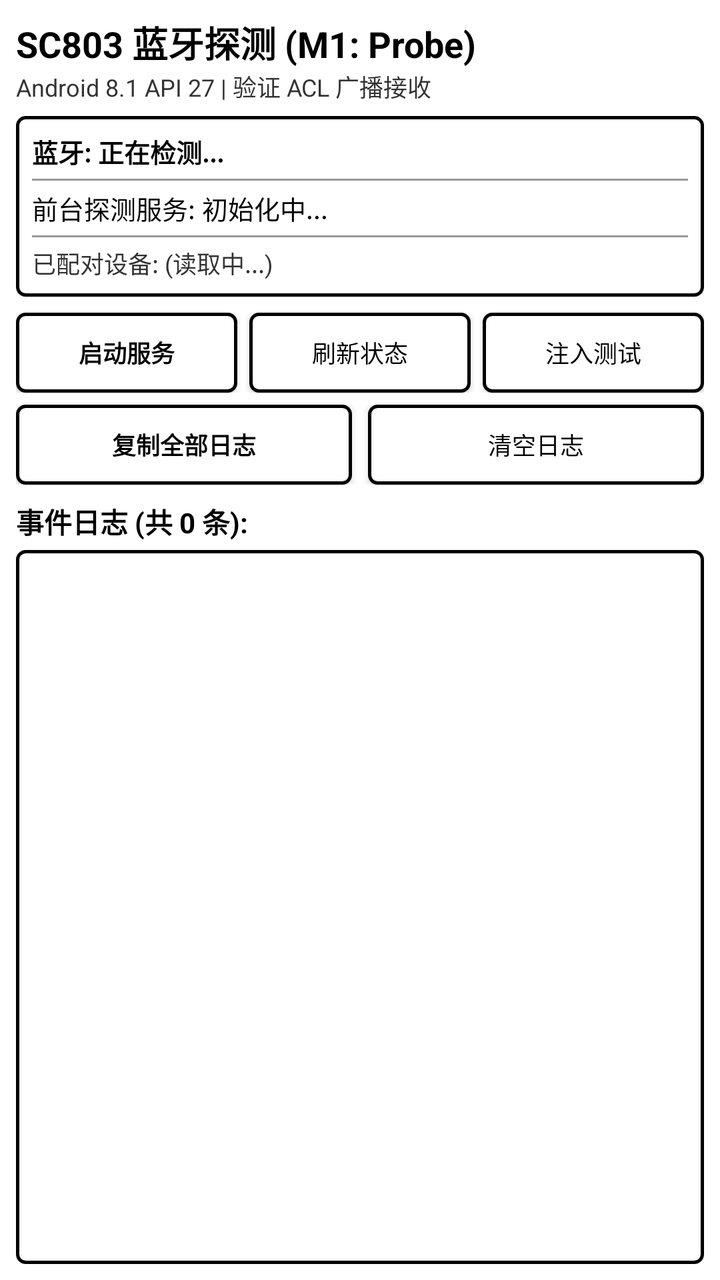
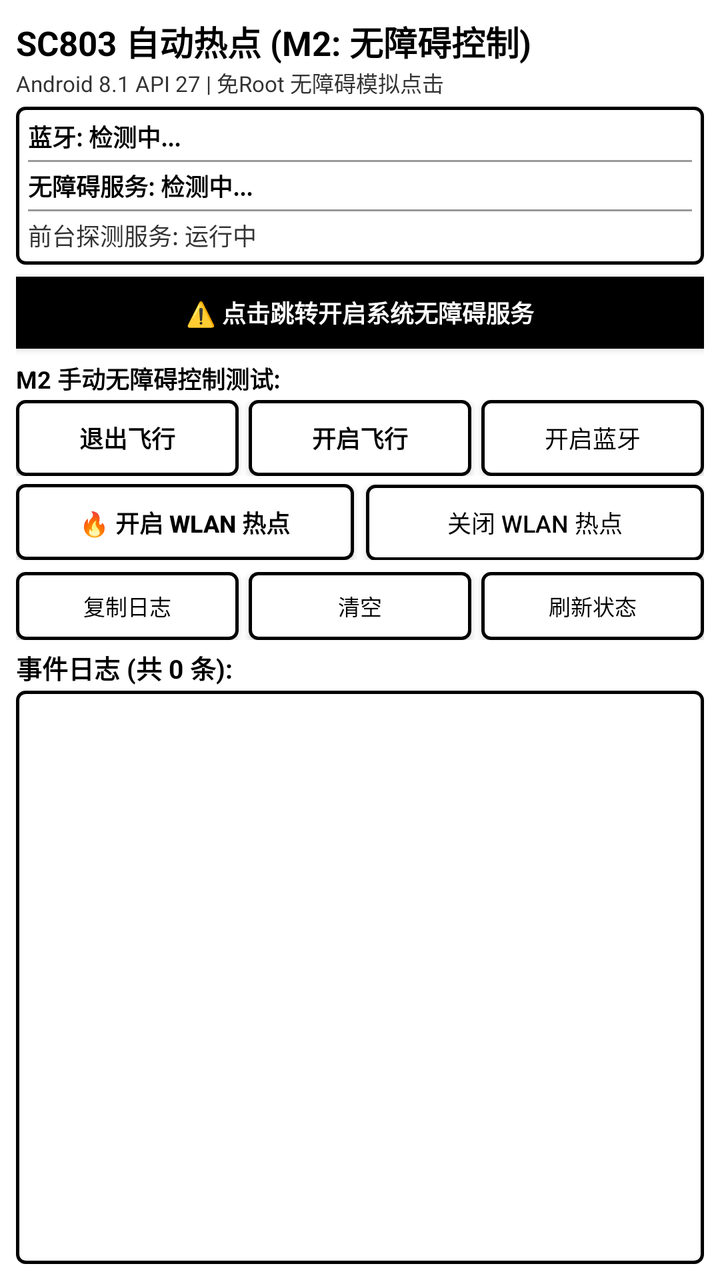

Compare the two renders of this Android layout. The source of the first and the diff that turns it into the second are given below.
<!-- AndroidManifest.xml: application theme Theme.SC803Probe -->
<!-- res/layout/activity_main.xml -->
<?xml version="1.0" encoding="utf-8"?>
<LinearLayout xmlns:android="http://schemas.android.com/apk/res/android"
    android:layout_width="match_parent"
    android:layout_height="match_parent"
    android:orientation="vertical"
    android:background="@color/white"
    android:padding="8dp">

    
    <TextView
        android:layout_width="match_parent"
        android:layout_height="wrap_content"
        android:text="SC803 蓝牙探测 (M1: Probe)"
        android:textColor="@color/black"
        android:textSize="18sp"
        android:textStyle="bold" />

    <TextView
        android:layout_width="match_parent"
        android:layout_height="wrap_content"
        android:text="Android 8.1 API 27 | 验证 ACL 广播接收"
        android:textColor="@color/dark_gray"
        android:textSize="12sp"
        android:layout_marginBottom="6dp" />

    
    <LinearLayout
        android:layout_width="match_parent"
        android:layout_height="wrap_content"
        android:orientation="vertical"
        android:background="@drawable/card_border"
        android:padding="8dp"
        android:layout_marginBottom="8dp">

        <TextView
            android:id="@+id/tv_bt_status"
            android:layout_width="match_parent"
            android:layout_height="wrap_content"
            android:text="蓝牙: 正在检测..."
            android:textColor="@color/black"
            android:textSize="13sp"
            android:textStyle="bold" />

        <View
            android:layout_width="match_parent"
            android:layout_height="1dp"
            android:background="@color/divider_color"
            android:layout_marginTop="4dp"
            android:layout_marginBottom="4dp" />

        <TextView
            android:id="@+id/tv_service_status"
            android:layout_width="match_parent"
            android:layout_height="wrap_content"
            android:text="前台探测服务: 初始化中..."
            android:textColor="@color/black"
            android:textSize="13sp" />

        <View
            android:layout_width="match_parent"
            android:layout_height="1dp"
            android:background="@color/divider_color"
            android:layout_marginTop="4dp"
            android:layout_marginBottom="4dp" />

        <TextView
            android:id="@+id/tv_bonded_devices"
            android:layout_width="match_parent"
            android:layout_height="wrap_content"
            android:text="已配对设备: (读取中...)"
            android:textColor="@color/dark_gray"
            android:textSize="12sp" />
    </LinearLayout>

    
    <LinearLayout
        android:layout_width="match_parent"
        android:layout_height="wrap_content"
        android:orientation="horizontal"
        android:layout_marginBottom="6dp">

        <Button
            android:id="@+id/btn_toggle_service"
            android:layout_width="0dp"
            android:layout_height="40dp"
            android:layout_weight="1"
            android:text="启动服务"
            android:textColor="@color/black"
            android:textSize="12sp"
            android:textStyle="bold"
            android:background="@drawable/btn_border"
            android:layout_marginEnd="4dp" />

        <Button
            android:id="@+id/btn_refresh"
            android:layout_width="0dp"
            android:layout_height="40dp"
            android:layout_weight="1"
            android:text="刷新状态"
            android:textColor="@color/black"
            android:textSize="12sp"
            android:background="@drawable/btn_border"
            android:layout_marginStart="2dp"
            android:layout_marginEnd="2dp" />

        <Button
            android:id="@+id/btn_test_event"
            android:layout_width="0dp"
            android:layout_height="40dp"
            android:layout_weight="1"
            android:text="注入测试"
            android:textColor="@color/black"
            android:textSize="12sp"
            android:background="@drawable/btn_border"
            android:layout_marginStart="4dp" />
    </LinearLayout>

    
    <LinearLayout
        android:layout_width="match_parent"
        android:layout_height="wrap_content"
        android:orientation="horizontal"
        android:layout_marginBottom="8dp">

        <Button
            android:id="@+id/btn_copy_logs"
            android:layout_width="0dp"
            android:layout_height="40dp"
            android:layout_weight="1"
            android:text="复制全部日志"
            android:textColor="@color/black"
            android:textSize="12sp"
            android:textStyle="bold"
            android:background="@drawable/btn_border"
            android:layout_marginEnd="4dp" />

        <Button
            android:id="@+id/btn_clear_logs"
            android:layout_width="0dp"
            android:layout_height="40dp"
            android:layout_weight="1"
            android:text="清空日志"
            android:textColor="@color/black"
            android:textSize="12sp"
            android:background="@drawable/btn_border"
            android:layout_marginStart="4dp" />
    </LinearLayout>

    
    <TextView
        android:id="@+id/tv_log_summary"
        android:layout_width="match_parent"
        android:layout_height="wrap_content"
        android:text="事件日志 (共 0 条):"
        android:textColor="@color/black"
        android:textSize="14sp"
        android:textStyle="bold"
        android:layout_marginBottom="4dp" />

    
    <FrameLayout
        android:layout_width="match_parent"
        android:layout_height="0dp"
        android:layout_weight="1"
        android:background="@drawable/card_border"
        android:padding="2dp">

        <androidx.recyclerview.widget.RecyclerView
            android:id="@+id/rv_logs"
            android:layout_width="match_parent"
            android:layout_height="match_parent"
            android:scrollbars="vertical" />
    </FrameLayout>

</LinearLayout>
<!-- resources referenced by this layout -->
<resources>
  <color name="black">#000000</color>
  <color name="dark_gray">#333333</color>
  <color name="divider_color">#999999</color>
  <color name="white">#FFFFFF</color>
  <!-- drawable btn_border (drawable) -->
  <?xml version="1.0" encoding="utf-8"?>
  <ripple xmlns:android="http://schemas.android.com/apk/res/android"
      android:color="@color/light_gray">
      <item>
          <shape android:shape="rectangle">
              <solid android:color="@color/white" />
              <stroke
                  android:width="1.5dp"
                  android:color="@color/black" />
              <corners android:radius="4dp" />
              <padding
                  android:left="8dp"
                  android:top="6dp"
                  android:right="8dp"
                  android:bottom="6dp" />
          </shape>
      </item>
  </ripple>
  <!-- drawable card_border (drawable) -->
  <?xml version="1.0" encoding="utf-8"?>
  <shape xmlns:android="http://schemas.android.com/apk/res/android"
      android:shape="rectangle">
      <solid android:color="@color/white" />
      <stroke
          android:width="1.5dp"
          android:color="@color/black" />
      <corners android:radius="4dp" />
  </shape>
  <style name="Theme.SC803Probe" parent="Theme.AppCompat.Light.NoActionBar">
          <item name="colorPrimary">@color/black</item>
          <item name="colorPrimaryDark">@color/black</item>
          <item name="colorAccent">@color/black</item>
          <item name="android:windowBackground">@color/white</item>
          <item name="android:textColor">@color/black</item>
      </style>
  <color name="light_gray">#E0E0E0</color>
</resources>

<!-- the commit's change to res/layout/activity_main.xml (unified diff, before → after) -->
@@ -10,18 +10,18 @@
     <TextView
         android:layout_width="match_parent"
         android:layout_height="wrap_content"
-        android:text="SC803 蓝牙探测 (M1: Probe)"
+        android:text="SC803 自动热点 (M2: 无障碍控制)"
         android:textColor="@color/black"
-        android:textSize="18sp"
+        android:textSize="17sp"
         android:textStyle="bold" />
 
     <TextView
         android:layout_width="match_parent"
         android:layout_height="wrap_content"
-        android:text="Android 8.1 API 27 | 验证 ACL 广播接收"
+        android:text="Android 8.1 API 27 | 免Root 无障碍模拟点击"
         android:textColor="@color/dark_gray"
-        android:textSize="12sp"
-        android:layout_marginBottom="6dp" />
+        android:textSize="11sp"
+        android:layout_marginBottom="4dp" />
 
     
     <LinearLayout
@@ -29,50 +29,117 @@
         android:layout_height="wrap_content"
         android:orientation="vertical"
         android:background="@drawable/card_border"
-        android:padding="8dp"
-        android:layout_marginBottom="8dp">
+        android:padding="6dp"
+        android:layout_marginBottom="6dp">
 
         <TextView
             android:id="@+id/tv_bt_status"
             android:layout_width="match_parent"
             android:layout_height="wrap_content"
-            android:text="蓝牙: 正在检测..."
-            android:textColor="@color/black"
-            android:textSize="13sp"
+            android:text="蓝牙: 检测中..."
+            android:textColor="@color/black"
+            android:textSize="12sp"
             android:textStyle="bold" />
 
         <View
             android:layout_width="match_parent"
             android:layout_height="1dp"
             android:background="@color/divider_color"
-            android:layout_marginTop="4dp"
-            android:layout_marginBottom="4dp" />
+            android:layout_marginTop="3dp"
+            android:layout_marginBottom="3dp" />
+
+        <TextView
+            android:id="@+id/tv_accessibility_status"
+            android:layout_width="match_parent"
+            android:layout_height="wrap_content"
+            android:text="无障碍服务: 检测中..."
+            android:textColor="@color/black"
+            android:textSize="12sp"
+            android:textStyle="bold" />
+
+        <View
+            android:layout_width="match_parent"
+            android:layout_height="1dp"
+            android:background="@color/divider_color"
+            android:layout_marginTop="3dp"
+            android:layout_marginBottom="3dp" />
 
         <TextView
             android:id="@+id/tv_service_status"
             android:layout_width="match_parent"
             android:layout_height="wrap_content"
-            android:text="前台探测服务: 初始化中..."
-            android:textColor="@color/black"
-            android:textSize="13sp" />
-
-        <View
-            android:layout_width="match_parent"
-            android:layout_height="1dp"
-            android:background="@color/divider_color"
-            android:layout_marginTop="4dp"
-            android:layout_marginBottom="4dp" />
-
-        <TextView
-            android:id="@+id/tv_bonded_devices"
-            android:layout_width="match_parent"
-            android:layout_height="wrap_content"
-            android:text="已配对设备: (读取中...)"
+            android:text="前台探测服务: 运行中"
             android:textColor="@color/dark_gray"
             android:textSize="12sp" />
     </LinearLayout>
 
     
+    <Button
+        android:id="@+id/btn_open_accessibility"
+        android:layout_width="match_parent"
+        android:layout_height="36dp"
+        android:text="⚠️ 点击跳转开启系统无障碍服务"
+        android:textColor="@color/white"
+        android:background="@color/black"
+        android:textSize="12sp"
+        android:textStyle="bold"
+        android:layout_marginBottom="6dp" />
+
+    
+    <TextView
+        android:layout_width="match_parent"
+        android:layout_height="wrap_content"
+        android:text="M2 手动无障碍控制测试:"
+        android:textColor="@color/black"
+        android:textSize="12sp"
+        android:textStyle="bold"
+        android:layout_marginBottom="2dp" />
+
+    
+    <LinearLayout
+        android:layout_width="match_parent"
+        android:layout_height="wrap_content"
+        android:orientation="horizontal"
+        android:layout_marginBottom="4dp">
+
+        <Button
+            android:id="@+id/btn_airplane_off"
+            android:layout_width="0dp"
+            android:layout_height="38dp"
+            android:layout_weight="1"
+            android:text="退出飞行"
+            android:textColor="@color/black"
+            android:textSize="12sp"
+            android:textStyle="bold"
+            android:background="@drawable/btn_border"
+            android:layout_marginEnd="3dp" />
+
+        <Button
+            android:id="@+id/btn_airplane_on"
+            android:layout_width="0dp"
+            android:layout_height="38dp"
+            android:layout_weight="1"
+            android:text="开启飞行"
+            android:textColor="@color/black"
+            android:textSize="12sp"
+            android:textStyle="bold"
+            android:background="@drawable/btn_border"
+            android:layout_marginStart="2dp"
+            android:layout_marginEnd="3dp" />
+
+        <Button
+            android:id="@+id/btn_bluetooth_on"
+            android:layout_width="0dp"
+            android:layout_height="38dp"
+            android:layout_weight="1"
+            android:text="开启蓝牙"
+            android:textColor="@color/black"
+            android:textSize="12sp"
+            android:background="@drawable/btn_border"
+            android:layout_marginStart="2dp" />
+    </LinearLayout>
+
+    
     <LinearLayout
         android:layout_width="match_parent"
         android:layout_height="wrap_content"
@@ -80,70 +147,69 @@
         android:layout_marginBottom="6dp">
 
         <Button
-            android:id="@+id/btn_toggle_service"
-            android:layout_width="0dp"
-            android:layout_height="40dp"
-            android:layout_weight="1"
-            android:text="启动服务"
+            android:id="@+id/btn_hotspot_on"
+            android:layout_width="0dp"
+            android:layout_height="38dp"
+            android:layout_weight="1"
+            android:text="🔥 开启 WLAN 热点"
             android:textColor="@color/black"
             android:textSize="12sp"
             android:textStyle="bold"
             android:background="@drawable/btn_border"
-            android:layout_marginEnd="4dp" />
+            android:layout_marginEnd="3dp" />
+
+        <Button
+            android:id="@+id/btn_hotspot_off"
+            android:layout_width="0dp"
+            android:layout_height="38dp"
+            android:layout_weight="1"
+            android:text="关闭 WLAN 热点"
+            android:textColor="@color/black"
+            android:textSize="12sp"
+            android:background="@drawable/btn_border"
+            android:layout_marginStart="3dp" />
+    </LinearLayout>
+
+    
+    <LinearLayout
+        android:layout_width="match_parent"
+        android:layout_height="wrap_content"
+        android:orientation="horizontal"
+        android:layout_marginBottom="4dp">
+
+        <Button
+            android:id="@+id/btn_copy_logs"
+            android:layout_width="0dp"
+            android:layout_height="34dp"
+            android:layout_weight="1"
+            android:text="复制日志"
+            android:textColor="@color/black"
+            android:textSize="11sp"
+            android:background="@drawable/btn_border"
+            android:layout_marginEnd="3dp" />
+
+        <Button
+            android:id="@+id/btn_clear_logs"
+            android:layout_width="0dp"
+            android:layout_height="34dp"
+            android:layout_weight="1"
+            android:text="清空"
+            android:textColor="@color/black"
+            android:textSize="11sp"
+            android:background="@drawable/btn_border"
+            android:layout_marginStart="2dp"
+            android:layout_marginEnd="3dp" />
 
         <Button
             android:id="@+id/btn_refresh"
             android:layout_width="0dp"
-            android:layout_height="40dp"
+            android:layout_height="34dp"
             android:layout_weight="1"
             android:text="刷新状态"
             android:textColor="@color/black"
-            android:textSize="12sp"
-            android:background="@drawable/btn_border"
-            android:layout_marginStart="2dp"
-            android:layout_marginEnd="2dp" />
-
-        <Button
-            android:id="@+id/btn_test_event"
-            android:layout_width="0dp"
-            android:layout_height="40dp"
-            android:layout_weight="1"
-            android:text="注入测试"
-            android:textColor="@color/black"
-            android:textSize="12sp"
-            android:background="@drawable/btn_border"
-            android:layout_marginStart="4dp" />
-    </LinearLayout>
-
-    
-    <LinearLayout
-        android:layout_width="match_parent"
-        android:layout_height="wrap_content"
-        android:orientation="horizontal"
-        android:layout_marginBottom="8dp">
-
-        <Button
-            android:id="@+id/btn_copy_logs"
-            android:layout_width="0dp"
-            android:layout_height="40dp"
-            android:layout_weight="1"
-            android:text="复制全部日志"
-            android:textColor="@color/black"
-            android:textSize="12sp"
-            android:textStyle="bold"
-            android:background="@drawable/btn_border"
-            android:layout_marginEnd="4dp" />
-
-        <Button
-            android:id="@+id/btn_clear_logs"
-            android:layout_width="0dp"
-            android:layout_height="40dp"
-            android:layout_weight="1"
-            android:text="清空日志"
-            android:textColor="@color/black"
-            android:textSize="12sp"
-            android:background="@drawable/btn_border"
-            android:layout_marginStart="4dp" />
+            android:textSize="11sp"
+            android:background="@drawable/btn_border"
+            android:layout_marginStart="2dp" />
     </LinearLayout>
 
     
@@ -153,9 +219,9 @@
         android:layout_height="wrap_content"
         android:text="事件日志 (共 0 条):"
         android:textColor="@color/black"
-        android:textSize="14sp"
+        android:textSize="13sp"
         android:textStyle="bold"
-        android:layout_marginBottom="4dp" />
+        android:layout_marginBottom="2dp" />
 
     
     <FrameLayout
